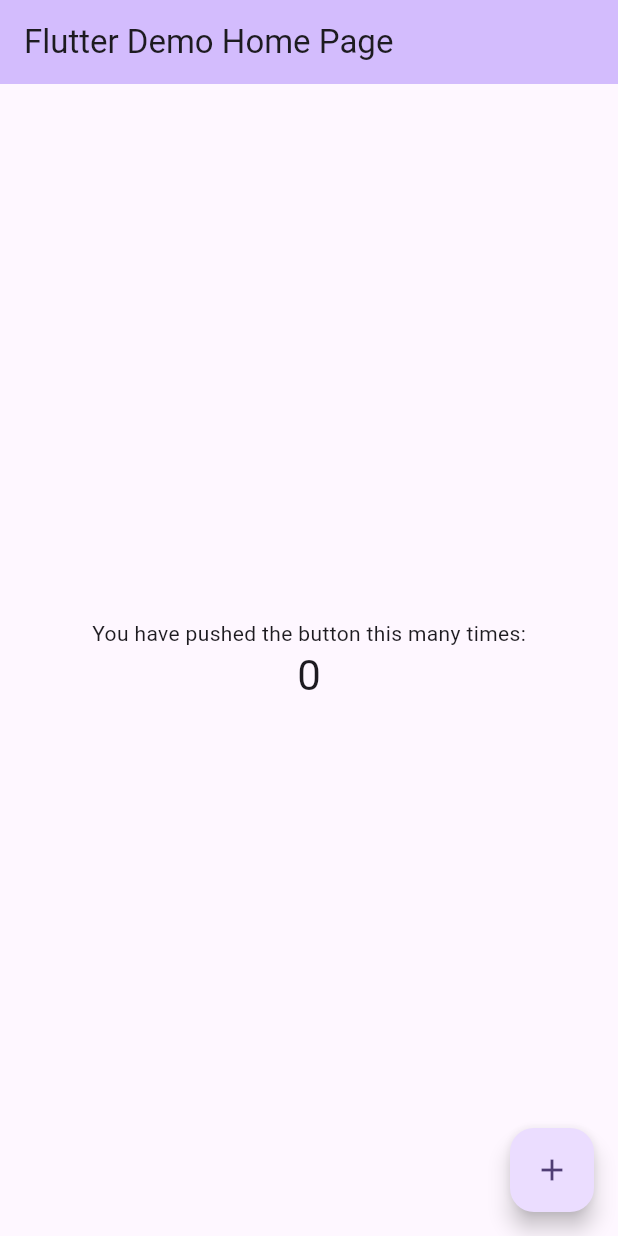
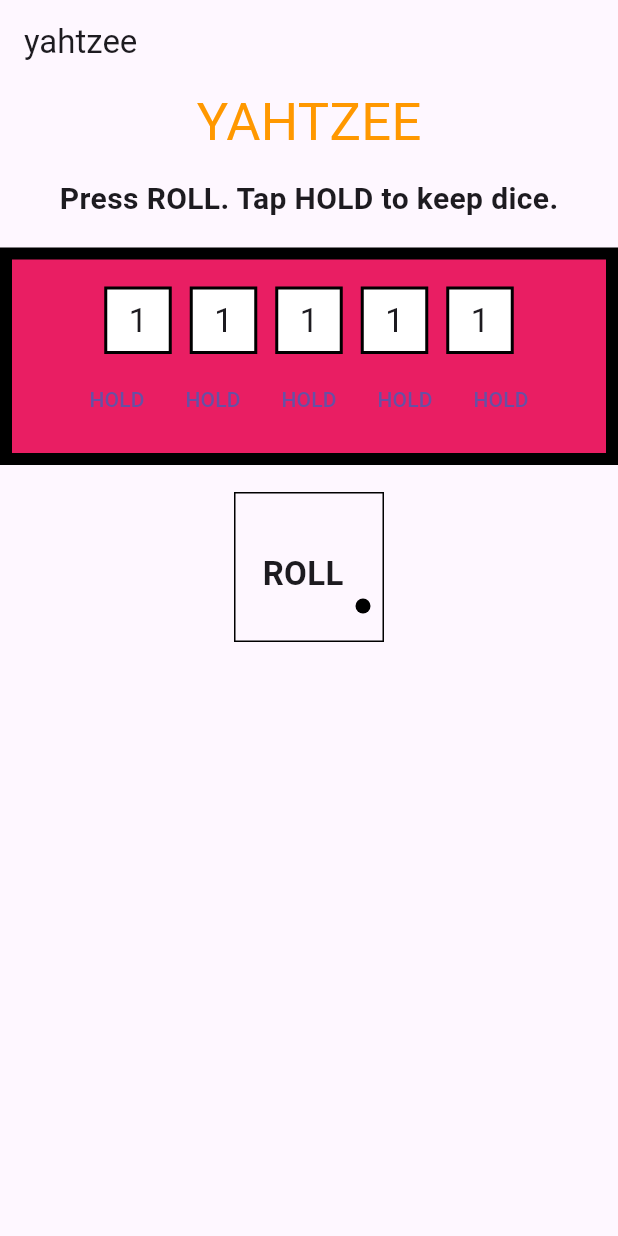
Before and after one commit to emmiamia/emmayue_tac368, a Flutter app: the screen it shows after launch, on a phone screen of 412 x 824 dp. Run offline on Flutter 3.47's test engine with Material 3 defaults, Android fonts, the phone set to English and light mode, and no system bars.

Commit message:
emma_dice

```diff
--- a/emma_dice/lib/main.dart
+++ b/emma_dice/lib/main.dart
@@ -1,121 +1,169 @@
-import 'package:flutter/material.dart';
+// Dice.dart
 
-void main() {
-  runApp(const MyApp());
+// Emma Yue
+
+import "package:flutter/material.dart";
+import 'dart:math';
+
+void main() // 23
+{
+  runApp(Yahtzee());
 }
 
-class MyApp extends StatelessWidget {
-  const MyApp({super.key});
+class Yahtzee extends StatelessWidget
+{
+  const Yahtzee({super.key});
 
-  // This widget is the root of your application.
   @override
-  Widget build(BuildContext context) {
-    return MaterialApp(
-      title: 'Flutter Demo',
-      theme: ThemeData(
-        // This is the theme of your application.
-        //
-        // TRY THIS: Try running your application with "flutter run". You'll see
-        // the application has a purple toolbar. Then, without quitting the app,
-        // try changing the seedColor in the colorScheme below to Colors.green
-        // and then invoke "hot reload" (save your changes or press the "hot
-        // reload" button in a Flutter-supported IDE, or press "r" if you used
-        // the command line to start the app).
-        //
-        // Notice that the counter didn't reset back to zero; the application
-        // state is not lost during the reload. To reset the state, use hot
-        // restart instead.
-        //
-        // This works for code too, not just values: Most code changes can be
-        // tested with just a hot reload.
-        colorScheme: .fromSeed(seedColor: Colors.deepPurple),
-      ),
-      home: const MyHomePage(title: 'Flutter Demo Home Page'),
+  Widget build( BuildContext context )
+  { return const MaterialApp
+    ( title: "Yahtzee",
+      home: YahtzeeHome(),
     );
   }
 }
 
-class MyHomePage extends StatefulWidget {
-  const MyHomePage({super.key, required this.title});
-
-  // This widget is the home page of your application. It is stateful, meaning
-  // that it has a State object (defined below) that contains fields that affect
-  // how it looks.
-
-  // This class is the configuration for the state. It holds the values (in this
-  // case the title) provided by the parent (in this case the App widget) and
-  // used by the build method of the State. Fields in a Widget subclass are
-  // always marked "final".
-
-  final String title;
+class YahtzeeHome extends StatefulWidget
+{
+  const YahtzeeHome({super.key});
 
   @override
-  State<MyHomePage> createState() => _MyHomePageState();
+  State<YahtzeeHome> createState() => YahtzeeHomeState();
 }
 
-class _MyHomePageState extends State<MyHomePage> {
-  int _counter = 0;
+class YahtzeeHomeState extends State<YahtzeeHome>
+{
+  final Random rand = Random();
 
-  void _incrementCounter() {
+  List<int> dice = [1, 1, 1, 1, 1];
+  List<bool> held = [false, false, false, false, false];
+  void rollDice() {
     setState(() {
-      // This call to setState tells the Flutter framework that something has
-      // changed in this State, which causes it to rerun the build method below
-      // so that the display can reflect the updated values. If we changed
-      // _counter without calling setState(), then the build method would not be
-      // called again, and so nothing would appear to happen.
-      _counter++;
+      for (int i = 0; i < 5; i++) {
+        if (!held[i]) {
+          dice[i] = rand.nextInt(6) + 1;
+        }
+      }
     });
   }
 
+  void flipHold(int i) {
+    setState(() {
+      held[i] = !held[i];
+    });
+  }
+
+  String face(int v) {
+    const f = [1, 2, 3, 4, 5, 6];
+    return f[v-1].toString();
+  }
+
   @override
-  Widget build(BuildContext context) {
-    // This method is rerun every time setState is called, for instance as done
-    // by the _incrementCounter method above.
-    //
-    // The Flutter framework has been optimized to make rerunning build methods
-    // fast, so that you can just rebuild anything that needs updating rather
-    // than having to individually change instances of widgets.
-    return Scaffold(
-      appBar: AppBar(
-        // TRY THIS: Try changing the color here to a specific color (to
-        // Colors.amber, perhaps?) and trigger a hot reload to see the AppBar
-        // change color while the other colors stay the same.
-        backgroundColor: Theme.of(context).colorScheme.inversePrimary,
-        // Here we take the value from the MyHomePage object that was created by
-        // the App.build method, and use it to set our appbar title.
-        title: Text(widget.title),
+  Widget build( BuildContext context )
+  { return Scaffold
+    ( appBar: AppBar(title: const Text("yahtzee")),
+      body: Column
+      ( children:
+        [ const Text
+          ( "YAHTZEE",
+            style: TextStyle
+            ( fontSize: 35,
+              color: Colors.orange,
+            )
           ),
-      body: Center(
-        // Center is a layout widget. It takes a single child and positions it
-        // in the middle of the parent.
+          const SizedBox(height: 12),
+
+          const Text
+          ( "Press ROLL. Tap HOLD to keep dice.",
+            style: TextStyle(
+              fontWeight: FontWeight.bold,
+              fontSize: 20,
+            ),
+          ),
+          const SizedBox(height: 18),
+
+          Container(
+            decoration: BoxDecoration(
+              color: Colors.pink,
+              border: Border.all(width: 8),
+            ),
+            padding: const EdgeInsets.all(12),
             child: Column(
-          // Column is also a layout widget. It takes a list of children and
-          // arranges them vertically. By default, it sizes itself to fit its
-          // children horizontally, and tries to be as tall as its parent.
-          //
-          // Column has various properties to control how it sizes itself and
-          // how it positions its children. Here we use mainAxisAlignment to
-          // center the children vertically; the main axis here is the vertical
-          // axis because Columns are vertical (the cross axis would be
-          // horizontal).
-          //
-          // TRY THIS: Invoke "debug painting" (choose the "Toggle Debug Paint"
-          // action in the IDE, or press "p" in the console), to see the
-          // wireframe for each widget.
-          mainAxisAlignment: .center,
               children: [
-            const Text('You have pushed the button this many times:'),
-            Text(
-              '$_counter',
-              style: Theme.of(context).textTheme.headlineMedium,
+                // dice row
+                Row(
+                  mainAxisAlignment: MainAxisAlignment.center,
+                  children: List.generate(5, (i) {
+                    return Container(
+                      margin: const EdgeInsets.all(6),
+                      width: 45,
+                      height: 45,
+                      alignment: Alignment.center,
+                      decoration: BoxDecoration(
+                        // ONLY modifying purpose: held dice look different
+                        color: held[i] ? Colors.grey : Colors.white,
+                        border: Border.all(width: 2),
+                      ),
+                      child: Text(
+                        face(dice[i]),
+                        style: const TextStyle(fontSize: 22),
+                      ),
+                    );
+                  }),
+                ),
+
+                // hold buttons row
+                Row(
+                  mainAxisAlignment: MainAxisAlignment.center,
+                  children: List.generate(5, (i) {
+                    return TextButton(
+                      onPressed: () => flipHold(i),
+                      child: Text(held[i] ? "FREE" : "HOLD"),
+                    );
+                  }),
                 ),
               ],
             ),
           ),
-      floatingActionButton: FloatingActionButton(
-        onPressed: _incrementCounter,
-        tooltip: 'Increment',
-        child: const Icon(Icons.add),
+
+          const SizedBox(height: 18),
+
+          GestureDetector(
+            onTap: rollDice,
+            child: Container(
+              decoration: BoxDecoration(
+                border: Border.all(width: 1),
+              ),
+              height: 100,
+              width: 100,
+              child: Stack(
+                children: [
+                  const Positioned(
+                    left: 18,
+                    top: 38,
+                    child: Text(
+                      "ROLL",
+                      style: TextStyle(fontSize: 22, fontWeight: FontWeight.bold),
+                    ),
+                  ),
+                  // keep your dot, just as decoration
+                  Positioned(
+                    left: 80,
+                    top: 70,
+                    child: Container(
+                      height: 10,
+                      width: 10,
+                      decoration: const BoxDecoration(
+                        color: Colors.black,
+                        shape: BoxShape.circle,
+                      ),
+                    ),
+                  ),
+                ],
+              ),
+            ),
+          ),
+        ]
       ),
     );
   }
```
Lines whose indentation alone changed are shown as unchanged.
